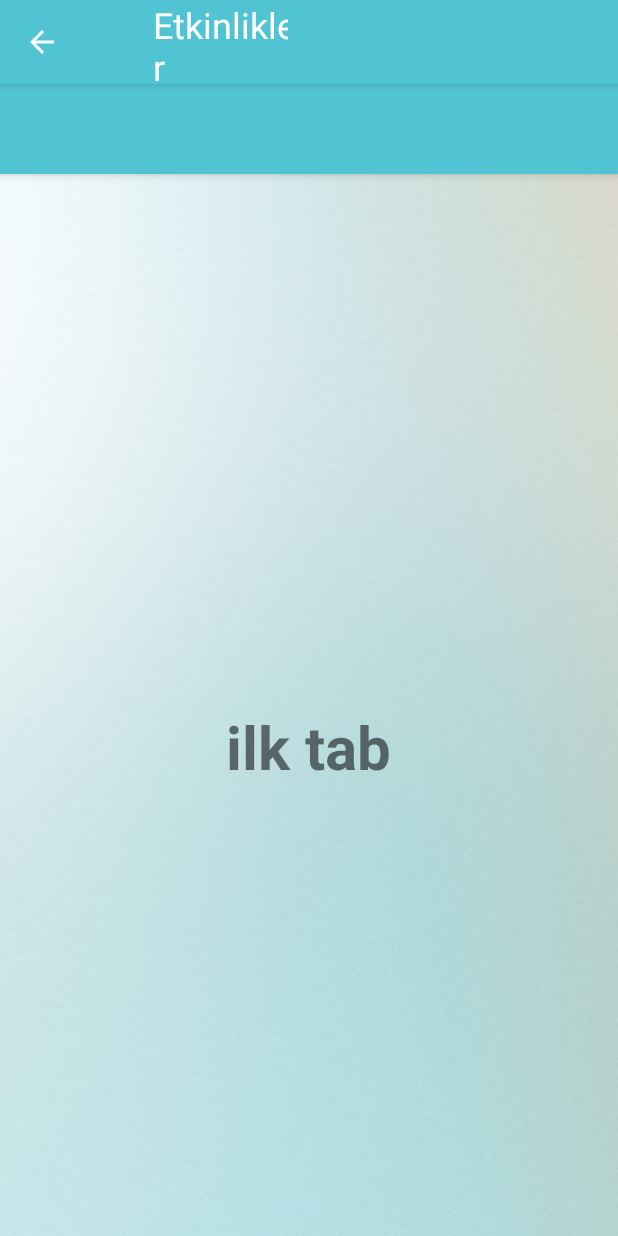
After one commit to mehmetugur-gural/HRMobileApp-Android, an Android app: the ActiveEvents screen opened directly, with no data from a screen before it, on a phone screen of 412 x 824 dp. The commit adds this screen. Run offline under Robolectric (Android 15) with nearby library versions, the phone set to English and light mode, and no system bars.

Commit message:
events page implementation

```diff
--- a/app/src/main/AndroidManifest.xml
+++ b/app/src/main/AndroidManifest.xml
@@ -18,6 +18,7 @@
             </intent-filter>
         </activity>
         <activity android:name=".RegisterActivity"></activity>
+        <activity android:name=".MainActivity"></activity>
     </application>
 
 </manifest>
--- /dev/null
+++ b/app/src/main/java/com/asworks/hrmobileapp_android/ActiveEvents.java
@@ -0,0 +1,26 @@
+package com.asworks.hrmobileapp_android;
+
+
+import android.os.Bundle;
+import android.support.v4.app.Fragment;
+import android.view.LayoutInflater;
+import android.view.View;
+import android.view.ViewGroup;
+
+public class ActiveEvents extends Fragment {
+
+    public ActiveEvents () {
+
+    }
+
+    @Override
+    public void onCreate(Bundle savedInstanceState) {
+        super.onCreate(savedInstanceState);
+    }
+
+    @Override
+    public View onCreateView(LayoutInflater inflater, ViewGroup container, Bundle savedInstanceState) {
+        // Inflate the layout for this fragment
+        return inflater.inflate(R.layout.activity_active_events, container, false);
+    }
+}
--- /dev/null
+++ b/app/src/main/java/com/asworks/hrmobileapp_android/AttendedEvents.java
@@ -0,0 +1,27 @@
+package com.asworks.hrmobileapp_android;
+
+
+import android.os.Bundle;
+import android.support.v4.app.Fragment;
+import android.view.LayoutInflater;
+import android.view.View;
+import android.view.ViewGroup;
+
+public class AttendedEvents extends Fragment {
+
+    public AttendedEvents() {
+
+    }
+
+    @Override
+    public void onCreate(Bundle savedInstanceState) {
+        super.onCreate(savedInstanceState);
+    }
+
+    @Override
+    public View onCreateView(LayoutInflater inflater, ViewGroup container,
+                             Bundle savedInstanceState) {
+        // Inflate the layout for this fragment
+        return inflater.inflate(R.layout.activity_attended_events, container, false);
+    }
+}
--- a/app/src/main/java/com/asworks/hrmobileapp_android/MainActivity.java
+++ b/app/src/main/java/com/asworks/hrmobileapp_android/MainActivity.java
@@ -1,22 +1,75 @@
 package com.asworks.hrmobileapp_android;
 
 import android.os.Bundle;
+import android.support.design.widget.TabLayout;
+import android.support.v4.app.Fragment;
+import android.support.v4.app.FragmentManager;
+import android.support.v4.app.FragmentPagerAdapter;
+import android.support.v4.view.ViewPager;
 import android.support.v7.app.ActionBar;
 import android.support.v7.app.AppCompatActivity;
-import android.view.View;
-import android.widget.ImageButton;
 import android.widget.TextView;
-import android.widget.Toast;
+
+import java.util.ArrayList;
+import java.util.List;
 
 public class MainActivity extends AppCompatActivity {
 
+    private TabLayout tabLayout;
+    private ViewPager viewPager;
+
     protected void onCreate(Bundle savedInstanceState) {
         super.onCreate(savedInstanceState);
-        setContentView(R.layout.activity_register);
+        setContentView(R.layout.activity_main);
         getSupportActionBar().setDisplayOptions(ActionBar.DISPLAY_SHOW_CUSTOM);
         getSupportActionBar().setCustomView(R.layout.title_layout);
         SetCustomTitle(getString(R.string.main_title));
+        getSupportActionBar().setDisplayHomeAsUpEnabled(true);
 
+        viewPager = (ViewPager) findViewById(R.id.viewpager);
+        setupViewPager(viewPager);
+
+        tabLayout = (TabLayout) findViewById(R.id.tabs);
+        tabLayout.setupWithViewPager(viewPager);
+
+    }
+
+    private void setupViewPager(ViewPager viewPager) {
+        ViewPagerAdapter adapter = new ViewPagerAdapter(getSupportFragmentManager());
+        adapter.addFragment(new ActiveEvents(), "ONE");
+        adapter.addFragment(new AttendedEvents(), "TWO");
+        adapter.addFragment(new PastEvents(), "THREE");
+        viewPager.setAdapter(adapter);
+
+    }
+
+    class ViewPagerAdapter extends FragmentPagerAdapter {
+        private final List<Fragment> mFragmentList = new ArrayList<>();
+        private final List<String> mFragmentTitleList = new ArrayList<>();
+
+        public ViewPagerAdapter(FragmentManager manager) {
+            super(manager);
+        }
+
+        @Override
+        public Fragment getItem(int position) {
+            return mFragmentList.get(position);
+        }
+
+        @Override
+        public int getCount() {
+            return mFragmentList.size();
+        }
+
+        public void addFragment(Fragment fragment, String title) {
+            mFragmentList.add(fragment);
+            mFragmentTitleList.add(title);
+        }
+
+        @Override
+        public CharSequence getPageTitle(int position) {
+            return mFragmentTitleList.get(position);
+        }
     }
 
     void SetCustomTitle(String title)
--- /dev/null
+++ b/app/src/main/java/com/asworks/hrmobileapp_android/PastEvents.java
@@ -0,0 +1,27 @@
+package com.asworks.hrmobileapp_android;
+
+
+import android.os.Bundle;
+import android.support.v4.app.Fragment;
+import android.view.LayoutInflater;
+import android.view.View;
+import android.view.ViewGroup;
+
+public class PastEvents extends Fragment {
+
+    public PastEvents() {
+
+    }
+
+    @Override
+    public void onCreate(Bundle savedInstanceState) {
+        super.onCreate(savedInstanceState);
+    }
+
+    @Override
+    public View onCreateView(LayoutInflater inflater, ViewGroup container,
+                             Bundle savedInstanceState) {
+        // Inflate the layout for this fragment
+        return inflater.inflate(R.layout.activity_past_events, container, false);
+    }
+}
--- /dev/null
+++ b/app/src/main/res/layout/activity_active_events.xml
@@ -0,0 +1,13 @@
+<?xml version="1.0" encoding="utf-8"?>
+<RelativeLayout xmlns:android="http://schemas.android.com/apk/res/android"
+    android:orientation="vertical" android:layout_width="match_parent"
+    android:layout_height="match_parent">
+
+    <TextView
+        android:layout_width="wrap_content"
+        android:layout_height="wrap_content"
+        android:text="ilk tab"
+        android:textSize="40dp"
+        android:textStyle="bold"
+        android:layout_centerInParent="true"/>
+</RelativeLayout>
--- a/app/src/main/res/layout/activity_main.xml
+++ b/app/src/main/res/layout/activity_main.xml
@@ -1,9 +1,39 @@
 <?xml version="1.0" encoding="utf-8"?>
-<RelativeLayout xmlns:android="http://schemas.android.com/apk/res/android"
+<android.support.design.widget.CoordinatorLayout xmlns:android="http://schemas.android.com/apk/res/android"
+xmlns:app="http://schemas.android.com/apk/res-auto"
+android:layout_width="match_parent"
+android:layout_height="match_parent"
+android:background="@drawable/loginbg">
+
+<android.support.design.widget.AppBarLayout
+    android:layout_width="match_parent"
+    android:layout_height="60dp"
+    android:layout_marginTop="0dp"
+    android:theme="@style/ThemeOverlay.AppCompat.Dark.ActionBar">
+
+    <android.support.v7.widget.Toolbar
+        android:id="@+id/toolbar"
+        android:layout_width="match_parent"
+        android:layout_height="?attr/actionBarSize"
+        android:background="?attr/colorPrimary"
+        app:layout_scrollFlags="scroll|enterAlways"
+        app:popupTheme="@style/ThemeOverlay.AppCompat.Light"
+        android:titleTextColor="@color/colorPrimaryText"/>
+
+    <android.support.design.widget.TabLayout
+        android:id="@+id/tabs"
+        android:layout_width="match_parent"
+        android:layout_height="wrap_content"
+        app:tabMode="fixed"
+        app:tabGravity="fill"
+        app:tabTextColor="@color/colorPrimaryText"/>
+</android.support.design.widget.AppBarLayout>
+
+<android.support.v4.view.ViewPager
+    android:id="@+id/viewpager"
     android:layout_width="match_parent"
     android:layout_height="match_parent"
-    android:paddingTop="@dimen/activity_vertical_margin"
-    android:background="@drawable/loginbg">
+    app:layout_behavior="@string/appbar_scrolling_view_behavior"
+    />
 
-
-</RelativeLayout>
+</android.support.design.widget.CoordinatorLayout>
```
Also changed, not shown: app/src/main/res/layout/activity_attended_events.xml (added, +13 -0 lines), app/src/main/res/layout/activity_past_events.xml (added, +13 -0 lines), app/src/main/res/layout/title_layout.xml (+11 -11 lines).
